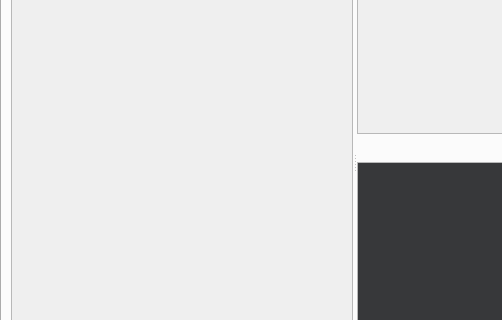
kwakobo/qmqttviewer, file src/qmqttviewer.ui: the form before one commit; both pictures show x 0 to 502 and y 178 to 498 of the 710 by 597 pixel window.
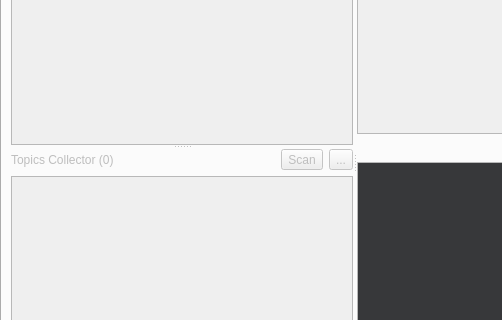
The form after the commit. The open tabs and pages were chosen to show the change.

Commit message: Add topic scanner

```diff
--- a/src/qmqttviewer.ui
+++ b/src/qmqttviewer.ui
@@ -391,7 +391,79 @@
           <property name="childrenCollapsible">
            <bool>false</bool>
           </property>
-          <widget class="QListView" name="subscriptions"/>
+          <widget class="QSplitter" name="split_2">
+           <property name="orientation">
+            <enum>Qt::Vertical</enum>
+           </property>
+           <widget class="QListView" name="subscriptions"/>
+           <widget class="QWidget" name="subscriptionScan" native="true">
+            <layout class="QVBoxLayout" name="verticalLayout_6">
+             <property name="leftMargin">
+              <number>0</number>
+             </property>
+             <property name="topMargin">
+              <number>0</number>
+             </property>
+             <property name="rightMargin">
+              <number>0</number>
+             </property>
+             <property name="bottomMargin">
+              <number>0</number>
+             </property>
+             <item>
+              <layout class="QHBoxLayout" name="horizontalLayout_6">
+               <item>
+                <widget class="QLabel" name="topicLabel">
+                 <property name="text">
+                  <string>Topics Collector (0)</string>
+                 </property>
+                </widget>
+               </item>
+               <item>
+                <spacer name="horizontalSpacer_6">
+                 <property name="orientation">
+                  <enum>Qt::Horizontal</enum>
+                 </property>
+                 <property name="sizeHint" stdset="0">
+                  <size>
+                   <width>40</width>
+                   <height>20</height>
+                  </size>
+                 </property>
+                </spacer>
+               </item>
+               <item>
+                <widget class="QToolButton" name="scan">
+                 <property name="text">
+                  <string>Scan</string>
+                 </property>
+                </widget>
+               </item>
+               <item>
+                <widget class="QToolButton" name="topicAdditional">
+                 <property name="text">
+                  <string>...</string>
+                 </property>
+                 <property name="popupMode">
+                  <enum>QToolButton::InstantPopup</enum>
+                 </property>
+                </widget>
+               </item>
+              </layout>
+             </item>
+             <item>
+              <widget class="QListView" name="topics">
+               <property name="contextMenuPolicy">
+                <enum>Qt::ActionsContextMenu</enum>
+               </property>
+               <property name="editTriggers">
+                <set>QAbstractItemView::NoEditTriggers</set>
+               </property>
+              </widget>
+             </item>
+            </layout>
+           </widget>
+          </widget>
           <widget class="QWidget" name="payloadWidget" native="true">
            <layout class="QVBoxLayout" name="verticalLayout_4">
             <property name="leftMargin">
```
Left out of the diff: 3 changed lines with no effect on the pictures. The commit also changes 5 other files.
